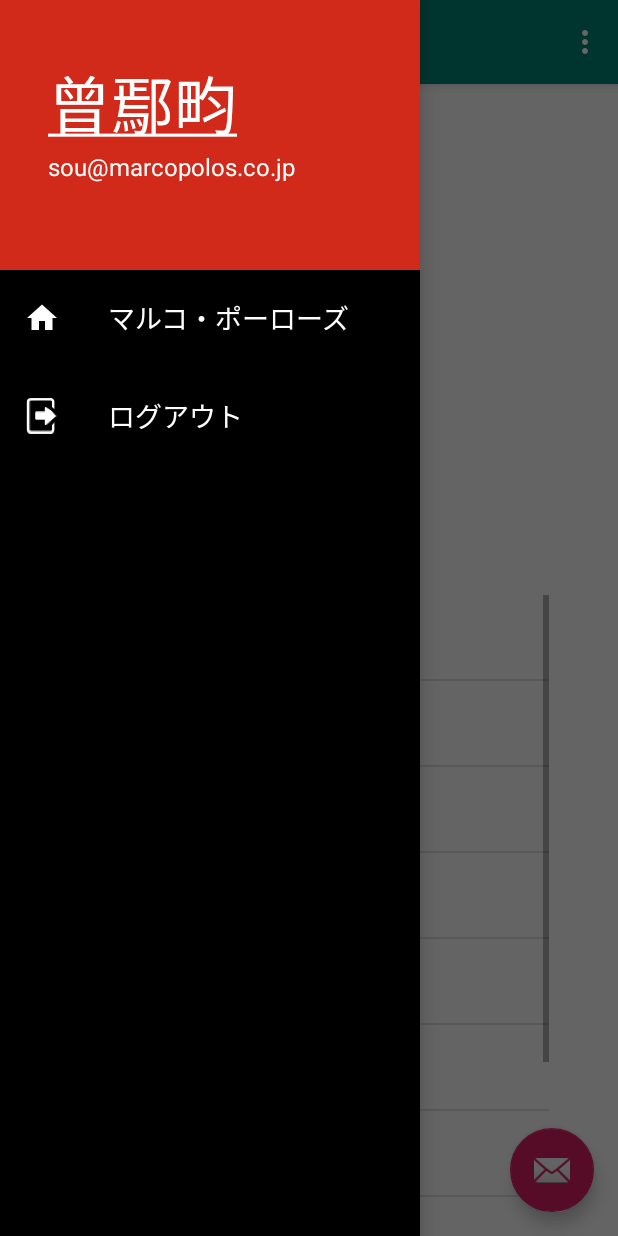
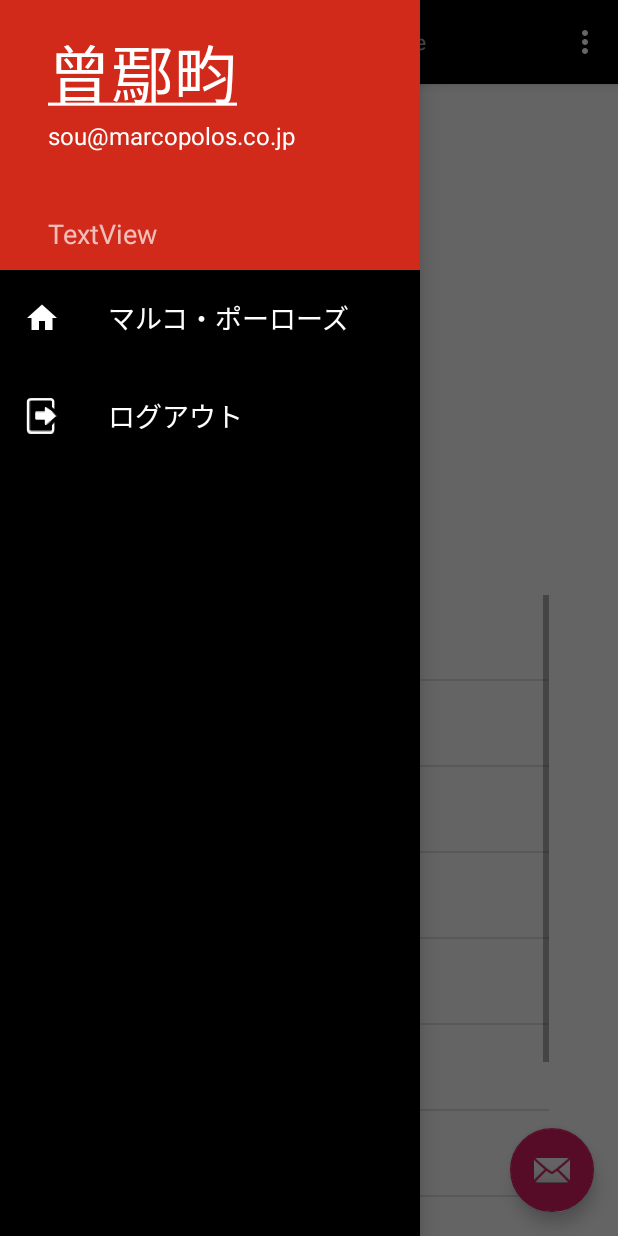
Before and after one commit to myforestory/Attendance_System, an Android app: the screen it shows after launch (MainActivity), with the side drawer open, on a phone screen of 412 x 824 dp. Run offline under Robolectric (Android 15) with nearby library versions, the phone set to English and light mode, and no system bars.

Commit message:
drawer color

```diff
--- a/app/src/main/AndroidManifest.xml
+++ b/app/src/main/AndroidManifest.xml
@@ -11,7 +11,7 @@
         android:theme="@style/AppTheme">
         <activity
             android:name=".MainActivity"
-            android:label="ggggggg"
+            android:label="Aloha"
             android:theme="@style/Theme.AppCompat.Light.NoActionBar.FullScreen">
             <intent-filter>
                 <action android:name="android.intent.action.MAIN" />
--- a/app/src/main/java/com/example/myapplication/MainActivity.java
+++ b/app/src/main/java/com/example/myapplication/MainActivity.java
@@ -43,6 +43,10 @@ public class MainActivity extends AppCompatActivity
     @Override
     protected void onCreate(Bundle savedInstanceState) {
         super.onCreate(savedInstanceState);
+
+        setTitle("");
+//        getSupportActionBar().setDisplayOptions(ActionBar.DISPLAY_SHOW_CUSTOM);
+//        getSupportActionBar().setCustomView(R.layout.your_LAYOUT);
 
         setContentView(R.layout.activity_main);
         Toolbar toolbar = findViewById(R.id.toolbar);
--- a/app/src/main/res/layout/app_bar_main.xml
+++ b/app/src/main/res/layout/app_bar_main.xml
@@ -16,7 +16,21 @@
             android:layout_width="match_parent"
             android:layout_height="?attr/actionBarSize"
             android:background="?attr/colorPrimary"
-            app:popupTheme="@style/AppTheme.PopupOverlay" />
+            app:popupTheme="@style/AppTheme.PopupOverlay"
+            app:subtitleTextAppearance="@dimen/sp_20">
+            <TextView
+                android:layout_width="wrap_content"
+                android:layout_height="wrap_content"
+                android:text="Toolbar Title"
+                android:layout_gravity="center"
+                android:id="@+id/toolbar_title" />
+            <TextView
+                android:layout_width="wrap_content"
+                android:layout_height="wrap_content"
+                android:text="Toolbar Title"
+                android:layout_gravity="center"
+                android:id="@+id/toolbar_title2222" />
+        </android.support.v7.widget.Toolbar>
 
     </android.support.design.widget.AppBarLayout>
 
--- a/app/src/main/res/layout/nav_header_main.xml
+++ b/app/src/main/res/layout/nav_header_main.xml
@@ -29,4 +29,16 @@
         android:textColor="@android:color/white"
         android:textSize="@dimen/dp_16" />
 
+    <TextView
+        android:id="@+id/textView"
+        android:layout_width="match_parent"
+        android:layout_height="wrap_content"
+        android:text="TextView" />
+
+    <TextView
+        android:id="@+id/textView2"
+        android:layout_width="match_parent"
+        android:layout_height="wrap_content"
+        android:text="TextView" />
+
 </LinearLayout>
--- a/app/src/main/res/values/styles.xml
+++ b/app/src/main/res/values/styles.xml
@@ -3,7 +3,6 @@
     <!-- Base application theme. -->
     <style name="AppTheme" parent="Theme.AppCompat.Light.DarkActionBar">
         <!-- Customize your theme here. -->
-        <item name="android:background">@color/colorMainBlack</item>
         <item name="colorPrimary">@color/colorMainBlack</item>
         <item name="colorPrimaryDark">@color/colorPrimaryDark</item>
         <item name="colorAccent">@color/colorAccent</item>
@@ -11,7 +10,7 @@
 
     <style name="Theme.AppCompat.Light.NoActionBar.FullScreen" parent="@style/Theme.AppCompat.Light">
         <!-- Customize your theme here. -->
-        <item name="colorPrimary">@color/colorPrimary</item>
+        <item name="colorPrimary">@color/colorMainBlack</item>
         <item name="colorPrimaryDark">@color/colorPrimaryDark</item>
         <item name="colorAccent">@color/colorAccent</item>
         <!-- add Style -->
```
